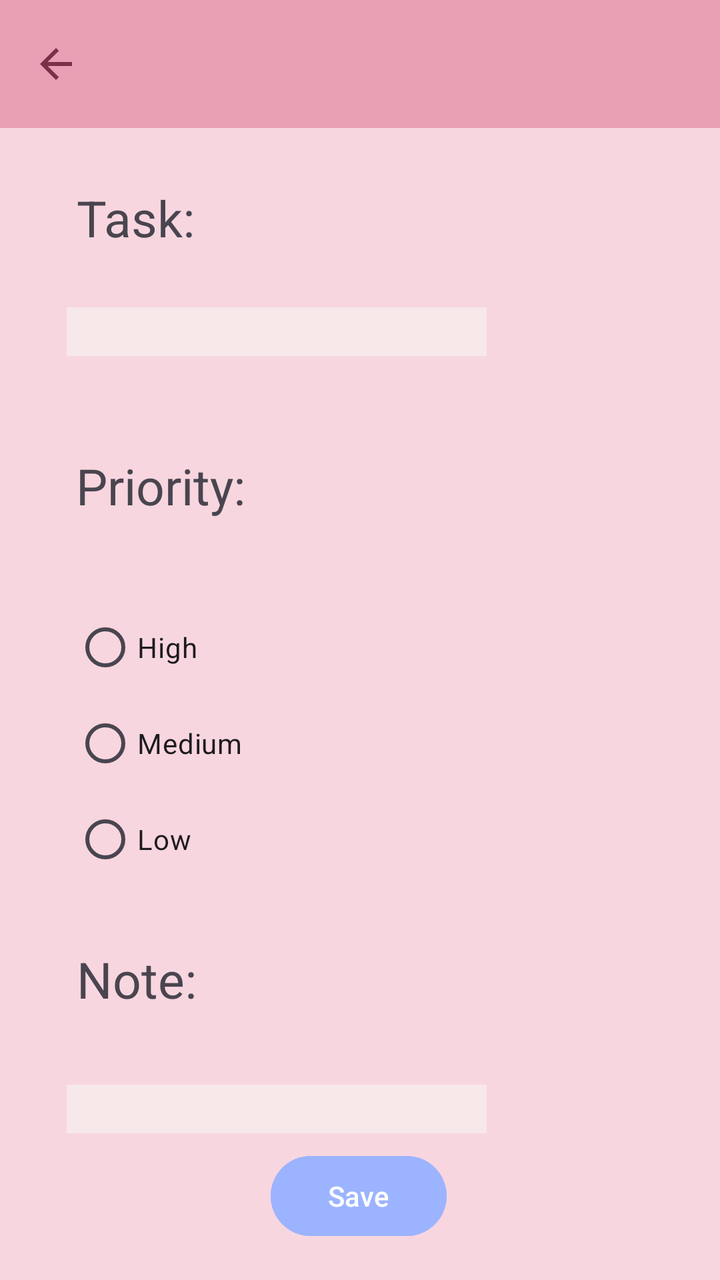
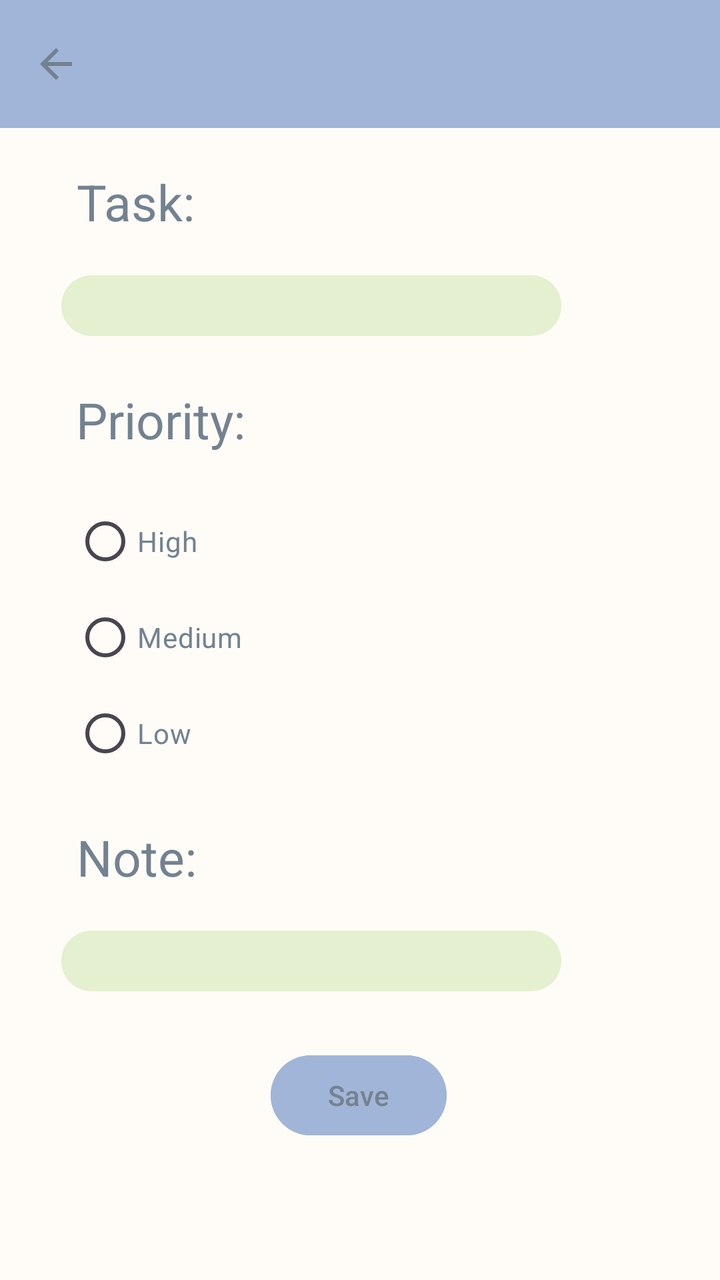

The first picture is an Android layout as it rendered before a commit; the second is the same layout after the commit. The layout source and the unified diff follow.
<!-- AndroidManifest.xml: application theme Theme.MyApp -->
<!-- res/layout/activity_to_do_task.xml -->
<?xml version="1.0" encoding="utf-8"?>
<androidx.constraintlayout.widget.ConstraintLayout xmlns:android="http://schemas.android.com/apk/res/android"
    xmlns:app="http://schemas.android.com/apk/res-auto"
    xmlns:tools="http://schemas.android.com/tools"
    android:id="@+id/main"
    android:layout_width="match_parent"
    android:layout_height="match_parent"
    android:background="#F8D6DF"
    tools:context=".ToDoTaskActivity">

    <TextView
        android:id="@+id/taskHeaderText"
        android:layout_width="wrap_content"
        android:layout_height="wrap_content"
        android:layout_marginTop="28dp"
        android:text="Task:"
        android:textSize="25sp"
        app:layout_constraintEnd_toEndOf="parent"
        app:layout_constraintHorizontal_bias="0.127"
        app:layout_constraintStart_toStartOf="parent"
        app:layout_constraintTop_toBottomOf="@+id/taskPageToolbar" />

    <EditText
        android:id="@+id/taskNameText"
        android:layout_width="wrap_content"
        android:layout_height="wrap_content"
        android:layout_marginTop="28dp"
        android:ems="10"
        android:inputType="text"
        android:background="#F7E8EA"
        app:layout_constraintEnd_toEndOf="parent"
        app:layout_constraintHorizontal_bias="0.223"
        app:layout_constraintStart_toStartOf="parent"
        app:layout_constraintTop_toBottomOf="@+id/taskHeaderText" />

    <TextView
        android:id="@+id/priorityHeaderText"
        android:layout_width="wrap_content"
        android:layout_height="wrap_content"
        android:layout_marginTop="48dp"
        android:text="Priority:"
        android:textSize="25sp"
        app:layout_constraintEnd_toEndOf="parent"
        app:layout_constraintHorizontal_bias="0.138"
        app:layout_constraintStart_toStartOf="parent"
        app:layout_constraintTop_toBottomOf="@+id/taskNameText" />

    <TextView
        android:id="@+id/noteHeaderText"
        android:layout_width="wrap_content"
        android:layout_height="wrap_content"
        android:layout_marginTop="28dp"
        android:text="Note:"
        android:textSize="25sp"
        app:layout_constraintEnd_toEndOf="parent"
        app:layout_constraintHorizontal_bias="0.128"
        app:layout_constraintStart_toStartOf="parent"
        app:layout_constraintTop_toBottomOf="@+id/radioGroup" />

    <EditText
        android:id="@+id/noteText"
        android:layout_width="wrap_content"
        android:layout_height="wrap_content"
        android:layout_marginTop="36dp"
        android:ems="10"
        android:inputType="text"
        android:background="#F7E8EA"
        app:layout_constraintEnd_toEndOf="parent"
        app:layout_constraintHorizontal_bias="0.223"
        app:layout_constraintStart_toStartOf="parent"
        app:layout_constraintTop_toBottomOf="@+id/noteHeaderText" />

    <RadioGroup
        android:id="@+id/radioGroup"
        android:layout_width="134dp"
        android:layout_height="145dp"
        android:layout_marginTop="40dp"
        app:layout_constraintEnd_toEndOf="parent"
        app:layout_constraintHorizontal_bias="0.162"
        app:layout_constraintStart_toStartOf="parent"
        app:layout_constraintTop_toBottomOf="@+id/priorityHeaderText">

        <RadioButton
            android:id="@+id/hightRadioButton"
            android:layout_width="match_parent"
            android:layout_height="wrap_content"
            android:text="High" />

        <RadioButton
            android:id="@+id/mediumRadioButton"
            android:layout_width="match_parent"
            android:layout_height="wrap_content"
            android:text="Medium" />

        <RadioButton
            android:id="@+id/lowRadioButton"
            android:layout_width="match_parent"
            android:layout_height="wrap_content"
            android:text="Low" />
    </RadioGroup>

    <Button
        android:id="@+id/saveButton"
        android:layout_width="wrap_content"
        android:layout_height="wrap_content"
        android:backgroundTint="#ED9CB4FF"
        android:text="Save"
        app:layout_constraintBottom_toBottomOf="parent"
        app:layout_constraintEnd_toEndOf="parent"
        app:layout_constraintHorizontal_bias="0.498"
        app:layout_constraintStart_toStartOf="parent"
        app:layout_constraintTop_toBottomOf="@+id/noteText"
        app:layout_constraintVertical_bias="0.291" />

    <androidx.appcompat.widget.Toolbar
        android:id="@+id/taskPageToolbar"
        android:layout_width="0dp"
        android:layout_height="wrap_content"
        android:background="#E9A0B5"
        android:minHeight="?attr/actionBarSize"
        android:theme="?attr/actionBarTheme"
        app:navigationIcon="@drawable/arrow_back"
        app:layout_constraintEnd_toEndOf="parent"
        app:layout_constraintHorizontal_bias="0.0"
        app:layout_constraintStart_toStartOf="parent"
        app:layout_constraintTop_toTopOf="parent" />

</androidx.constraintlayout.widget.ConstraintLayout>
<!-- resources referenced by this layout -->
<resources>
  <!-- drawable arrow_back (drawable) -->
  <vector xmlns:android="http://schemas.android.com/apk/res/android" android:autoMirrored="true" android:height="24dp" android:tint="#7A3048" android:viewportHeight="960" android:viewportWidth="960" android:width="24dp">
        
      <path android:fillColor="@android:color/white" android:pathData="M313,520L537,744L480,800L160,480L480,160L537,216L313,440L800,440L800,520L313,520Z"/>
      
  </vector>
  <style name="Theme.MyApp" parent="Base.Theme.MyApp" />
  <style name="Base.Theme.MyApp" parent="Theme.Material3.DayNight.NoActionBar">
          
          
      </style>
</resources>

<!-- the commit's change to res/layout/activity_to_do_task.xml (unified diff, before → after) -->
@@ -5,16 +5,17 @@
     android:id="@+id/main"
     android:layout_width="match_parent"
     android:layout_height="match_parent"
-    android:background="#F8D6DF"
+    android:background="#FFFCF7"
     tools:context=".ToDoTaskActivity">
 
     <TextView
         android:id="@+id/taskHeaderText"
         android:layout_width="wrap_content"
         android:layout_height="wrap_content"
-        android:layout_marginTop="28dp"
+        android:layout_marginTop="20dp"
         android:text="Task:"
         android:textSize="25sp"
+        android:textColor="#738290"
         app:layout_constraintEnd_toEndOf="parent"
         app:layout_constraintHorizontal_bias="0.127"
         app:layout_constraintStart_toStartOf="parent"
@@ -22,14 +23,19 @@
 
     <EditText
         android:id="@+id/taskNameText"
-        android:layout_width="wrap_content"
+        android:layout_width="250dp"
         android:layout_height="wrap_content"
-        android:layout_marginTop="28dp"
+        android:layout_marginTop="20dp"
+        android:background="@drawable/signuptextview"
         android:ems="10"
         android:inputType="text"
-        android:background="#F7E8EA"
+        android:maxLines="1"
+        android:paddingStart="7dp"
+        android:paddingTop="3dp"
+        android:paddingEnd="7dp"
+        android:paddingBottom="3dp"
         app:layout_constraintEnd_toEndOf="parent"
-        app:layout_constraintHorizontal_bias="0.223"
+        app:layout_constraintHorizontal_bias="0.279"
         app:layout_constraintStart_toStartOf="parent"
         app:layout_constraintTop_toBottomOf="@+id/taskHeaderText" />
 
@@ -37,9 +43,10 @@
         android:id="@+id/priorityHeaderText"
         android:layout_width="wrap_content"
         android:layout_height="wrap_content"
-        android:layout_marginTop="48dp"
+        android:layout_marginTop="25dp"
         android:text="Priority:"
         android:textSize="25sp"
+        android:textColor="#738290"
         app:layout_constraintEnd_toEndOf="parent"
         app:layout_constraintHorizontal_bias="0.138"
         app:layout_constraintStart_toStartOf="parent"
@@ -49,9 +56,10 @@
         android:id="@+id/noteHeaderText"
         android:layout_width="wrap_content"
         android:layout_height="wrap_content"
-        android:layout_marginTop="28dp"
+        android:layout_marginTop="20dp"
         android:text="Note:"
         android:textSize="25sp"
+        android:textColor="#738290"
         app:layout_constraintEnd_toEndOf="parent"
         app:layout_constraintHorizontal_bias="0.128"
         app:layout_constraintStart_toStartOf="parent"
@@ -59,14 +67,19 @@
 
     <EditText
         android:id="@+id/noteText"
-        android:layout_width="wrap_content"
+        android:layout_width="250dp"
         android:layout_height="wrap_content"
-        android:layout_marginTop="36dp"
+        android:layout_marginTop="20dp"
+        android:background="@drawable/signuptextview"
         android:ems="10"
+        android:paddingStart="7dp"
+        android:paddingTop="3dp"
+        android:paddingEnd="7dp"
+        android:paddingBottom="3dp"
         android:inputType="text"
-        android:background="#F7E8EA"
+        android:maxLines="2"
         app:layout_constraintEnd_toEndOf="parent"
-        app:layout_constraintHorizontal_bias="0.223"
+        app:layout_constraintHorizontal_bias="0.279"
         app:layout_constraintStart_toStartOf="parent"
         app:layout_constraintTop_toBottomOf="@+id/noteHeaderText" />
 
@@ -74,7 +87,7 @@
         android:id="@+id/radioGroup"
         android:layout_width="134dp"
         android:layout_height="145dp"
-        android:layout_marginTop="40dp"
+        android:layout_marginTop="20dp"
         app:layout_constraintEnd_toEndOf="parent"
         app:layout_constraintHorizontal_bias="0.162"
         app:layout_constraintStart_toStartOf="parent"
@@ -84,27 +97,31 @@
             android:id="@+id/hightRadioButton"
             android:layout_width="match_parent"
             android:layout_height="wrap_content"
-            android:text="High" />
+            android:text="High"
+            android:textColor="#738290"/>
 
         <RadioButton
             android:id="@+id/mediumRadioButton"
             android:layout_width="match_parent"
             android:layout_height="wrap_content"
-            android:text="Medium" />
+            android:text="Medium"
+            android:textColor="#738290"/>
 
         <RadioButton
             android:id="@+id/lowRadioButton"
             android:layout_width="match_parent"
             android:layout_height="wrap_content"
-            android:text="Low" />
+            android:text="Low"
+            android:textColor="#738290"/>
     </RadioGroup>
 
     <Button
         android:id="@+id/saveButton"
         android:layout_width="wrap_content"
         android:layout_height="wrap_content"
-        android:backgroundTint="#ED9CB4FF"
+        android:backgroundTint="#A1B5D8"
         android:text="Save"
+        android:textColor="#738290"
         app:layout_constraintBottom_toBottomOf="parent"
         app:layout_constraintEnd_toEndOf="parent"
         app:layout_constraintHorizontal_bias="0.498"
@@ -116,7 +133,7 @@
         android:id="@+id/taskPageToolbar"
         android:layout_width="0dp"
         android:layout_height="wrap_content"
-        android:background="#E9A0B5"
+        android:background="#A1B5D8"
         android:minHeight="?attr/actionBarSize"
         android:theme="?attr/actionBarTheme"
         app:navigationIcon="@drawable/arrow_back"
<!-- resource entries referenced after the edit -->
@@ -1,11 +1,18 @@
 <!-- resources referenced by this layout -->
 <resources>
   <!-- drawable arrow_back (drawable) -->
-  <vector xmlns:android="http://schemas.android.com/apk/res/android" android:autoMirrored="true" android:height="24dp" android:tint="#7A3048" android:viewportHeight="960" android:viewportWidth="960" android:width="24dp">
+  <vector xmlns:android="http://schemas.android.com/apk/res/android" android:autoMirrored="true" android:height="24dp" android:tint="#738290" android:viewportHeight="960" android:viewportWidth="960" android:width="24dp">
         
       <path android:fillColor="@android:color/white" android:pathData="M313,520L537,744L480,800L160,480L480,160L537,216L313,440L800,440L800,520L313,520Z"/>
       
   </vector>
+  <!-- drawable signuptextview (drawable) -->
+  <?xml version="1.0" encoding="utf-8"?>
+  <shape xmlns:android="http://schemas.android.com/apk/res/android"
+      android:shape="rectangle">
+      <solid android:color="#E4F0D0" />
+      <corners android:radius="15dp"/>
+  </shape>
   <style name="Theme.MyApp" parent="Base.Theme.MyApp" />
   <style name="Base.Theme.MyApp" parent="Theme.Material3.DayNight.NoActionBar">
           
